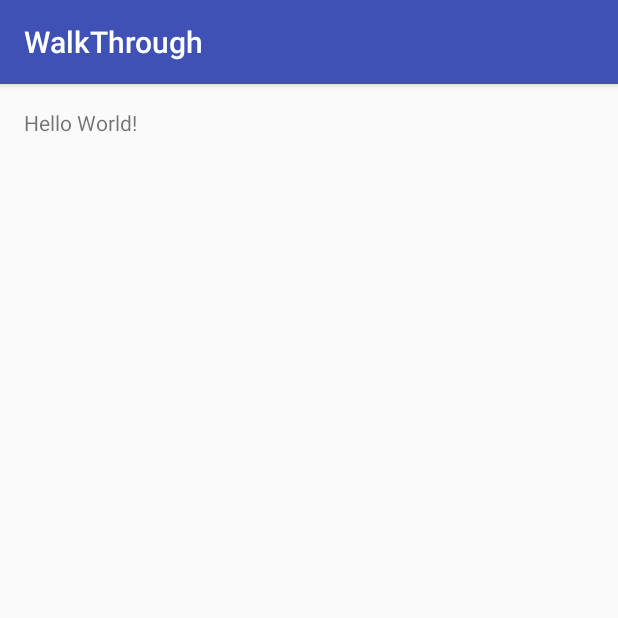
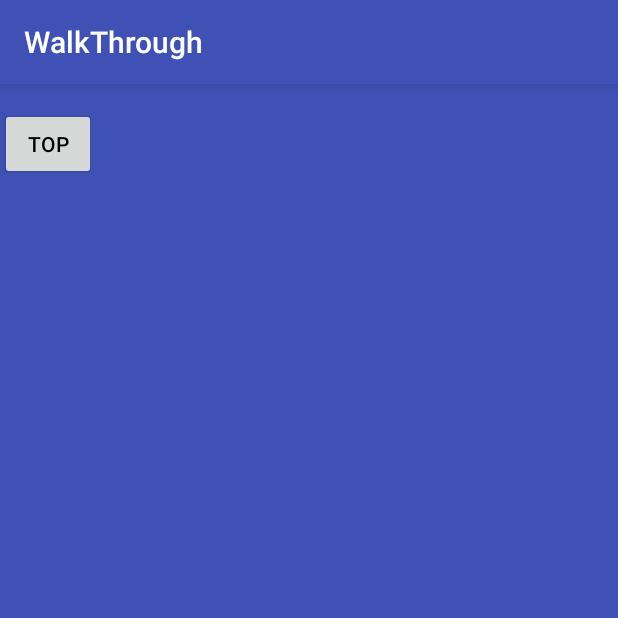
Before and after one commit to tommykw/WalkThrough, an Android app: the screen it shows after launch (MainActivity), on a phone screen of 412 x 824 dp, the top half of it. Run offline under Robolectric (Android 15) with nearby library versions, the phone set to English and light mode, and no system bars.

Commit message:
tweak layout

```diff
--- a/app/src/main/res/layout/activity_main.xml
+++ b/app/src/main/res/layout/activity_main.xml
@@ -1,16 +1,13 @@
 <?xml version="1.0" encoding="utf-8"?>
-<RelativeLayout xmlns:android="http://schemas.android.com/apk/res/android"
+<android.support.design.widget.CoordinatorLayout
+    xmlns:android="http://schemas.android.com/apk/res/android"
     xmlns:tools="http://schemas.android.com/tools"
     android:layout_width="match_parent"
     android:layout_height="match_parent"
-    android:paddingBottom="@dimen/activity_vertical_margin"
-    android:paddingLeft="@dimen/activity_horizontal_margin"
-    android:paddingRight="@dimen/activity_horizontal_margin"
-    android:paddingTop="@dimen/activity_vertical_margin"
-    tools:context="com.github.tommykw.walkthrough.MainActivity">
+    android:fitsSystemWindows="true"
+    android:background="?attr/colorPrimary"
+    tools:context=".MainActivity">
 
-    <TextView
-        android:layout_width="wrap_content"
-        android:layout_height="wrap_content"
-        android:text="Hello World!" />
-</RelativeLayout>
+    <include layout="@layout/content_main"/>
+
+</android.support.design.widget.CoordinatorLayout>
--- a/app/src/main/res/layout/content_main.xml
+++ b/app/src/main/res/layout/content_main.xml
@@ -22,7 +22,9 @@
             android:id="@+id/top_button"
             android:layout_width="@dimen/launch_top_btn_width"
             android:layout_height="wrap_content"
-            />
-
+            android:layout_marginTop="@dimen/element_spacing_large"
+            android:textSize="@dimen/text_normal"
+            android:textColor="@color/black"
+            android:text="@string/top_button_text" />
     </LinearLayout>
 </RelativeLayout>
--- a/app/src/main/res/values/colors.xml
+++ b/app/src/main/res/values/colors.xml
@@ -6,4 +6,9 @@
 
     <color name="viewpager_indicator_default">#BDBDBD</color>
     <color name="viewpager_indicator_selector">#00897B</color>
+
+    <color name="white">#FFFFFF</color>
+    <color name="black">#000000</color>
+    <color name="transparent">#FFFFFFFF</color>
+    <color name="red">#FF0000</color>
 </resources>
--- a/app/src/main/res/values/dimens.xml
+++ b/app/src/main/res/values/dimens.xml
@@ -20,7 +20,7 @@
     <dimen name="view_height_ssmall">24dp</dimen>
     <dimen name="view_height_sssmall">12dp</dimen>
 
-    <dimen name="text_xxlarge">28sp</dimen>
+    <dimen name="text_xxlarge">24sp</dimen>
     <dimen name="text_xlarge">20sp</dimen>
     <dimen name="text_large">16sp</dimen>
     <dimen name="text_normal">14sp</dimen>
--- a/app/src/main/res/values/strings.xml
+++ b/app/src/main/res/values/strings.xml
@@ -1,3 +1,4 @@
 <resources>
     <string name="app_name">WalkThrough</string>
+    <string name="top_button_text">top</string>
 </resources>
```
